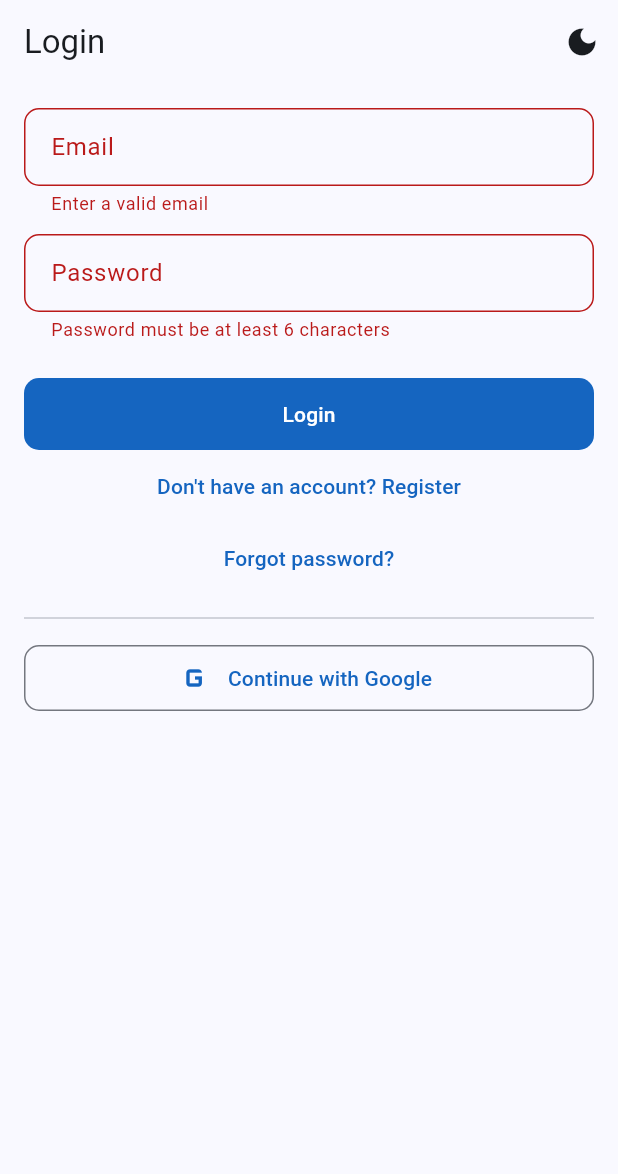
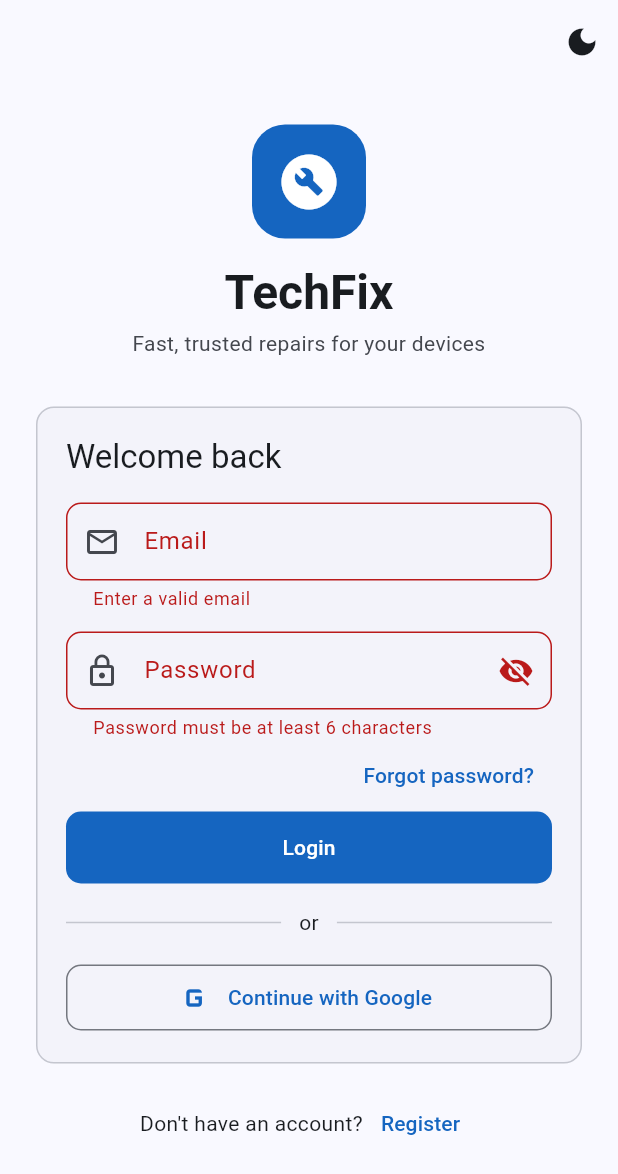
Before and after one commit to paazka24-cyber/techfix, a Flutter app: the screen it shows after launch, after a tap on "Login", on a phone screen of 412 x 824 dp. Shown: the top 1174 px of the screen. Run offline on Flutter 3.47's test engine with Material 3 defaults, Android fonts, the phone set to English and light mode, and no system bars; our stand-ins replace cloud_firestore, firebase_auth, firebase_core, firebase_messaging, flutter_riverpod, image_picker and 1 more; accounts and stored records are empty.

Commit message:
Add branded login and wide-screen layout

```diff
--- a/lib/main.dart
+++ b/lib/main.dart
@@ -26,6 +26,18 @@ class MyApp extends ConsumerWidget {
       theme: AppTheme.light(),
       darkTheme: AppTheme.dark(),
       themeMode: mode,
+      // Keep content in a centered column on wide screens (web/tablet)
+      builder: (context, child) {
+        return ColoredBox(
+          color: Theme.of(context).colorScheme.surfaceContainerLowest,
+          child: Center(
+            child: ConstrainedBox(
+              constraints: const BoxConstraints(maxWidth: 720),
+              child: child,
+            ),
+          ),
+        );
+      },
       home: const AuthGate(),
     );
   }
--- a/lib/screens/auth/login_screen.dart
+++ b/lib/screens/auth/login_screen.dart
@@ -2,6 +2,7 @@ import 'package:firebase_auth/firebase_auth.dart';
 import 'package:flutter/material.dart';
 import 'package:flutter_riverpod/flutter_riverpod.dart';
 import '../../providers/auth_providers.dart';
+import '../../widgets/brand_header.dart';
 import '../../widgets/theme_toggle_button.dart';
 import 'forgot_password_screen.dart';
 import 'register_screen.dart';
@@ -18,12 +19,18 @@ class _LoginScreenState extends ConsumerState<LoginScreen> {
   final _emailController = TextEditingController();
   final _passwordController = TextEditingController();
   bool _isLoading = false;
+  bool _hidePassword = true;
 
   @override
   void dispose() {
     _emailController.dispose();
     _passwordController.dispose();
     super.dispose();
+  }
+
+  void _snack(String msg) {
+    if (!mounted) return;
+    ScaffoldMessenger.of(context).showSnackBar(SnackBar(content: Text(msg)));
   }
 
   Future<void> _submit() async {
@@ -36,10 +43,7 @@ class _LoginScreenState extends ConsumerState<LoginScreen> {
             _passwordController.text,
           );
     } on FirebaseAuthException catch (e) {
-      if (!mounted) return;
-      ScaffoldMessenger.of(context).showSnackBar(
-        SnackBar(content: Text(_friendlyError(e.code))),
-      );
+      _snack(_friendlyError(e.code));
     } finally {
       if (mounted) setState(() => _isLoading = false);
     }
@@ -51,13 +55,15 @@ class _LoginScreenState extends ConsumerState<LoginScreen> {
       await ref.read(authRepositoryProvider).signInWithGoogle();
       ref.invalidate(appUserProvider);
     } on FirebaseAuthException catch (e) {
-      if (!mounted) return;
-      if (e.code != 'popup-closed-by-user' &&
-          e.code != 'cancelled-popup-request') {
-        ScaffoldMessenger.of(context).showSnackBar(
-          const SnackBar(content: Text('Google sign-in failed. Try again.')),
-        );
+      if (e.code == 'popup-closed-by-user' ||
+          e.code == 'cancelled-popup-request') {
+        return;
       }
+      debugPrint('GOOGLE ERROR: ${e.code} ${e.message}');
+      _snack('Google sign-in failed: ${e.code}');
+    } catch (e) {
+      debugPrint('GOOGLE ERROR: $e');
+      _snack('Google sign-in failed: $e');
     } finally {
       if (mounted) setState(() => _isLoading = false);
     }
@@ -82,71 +88,124 @@ class _LoginScreenState extends ConsumerState<LoginScreen> {
   Widget build(BuildContext context) {
     return Scaffold(
       appBar: AppBar(
-        title: const Text('Login'),
+        backgroundColor: Colors.transparent,
         actions: const [ThemeToggleButton()],
       ),
-      body: SingleChildScrollView(
-        padding: const EdgeInsets.all(16),
+      body: Center(
+        child: SingleChildScrollView(
+          padding: const EdgeInsets.fromLTRB(20, 0, 20, 24),
+          child: ConstrainedBox(
+            constraints: const BoxConstraints(maxWidth: 420),
+            child: Column(
+              mainAxisSize: MainAxisSize.min,
+              children: [
+                const BrandHeader(
+                  subtitle: 'Fast, trusted repairs for your devices',
+                ),
+                const SizedBox(height: 28),
+                Card(
+                  child: Padding(
+                    padding: const EdgeInsets.all(20),
                     child: Form(
                       key: _formKey,
                       child: Column(
+                        crossAxisAlignment: CrossAxisAlignment.stretch,
                         children: [
+                          Text('Welcome back',
+                              style: Theme.of(context).textTheme.titleLarge),
+                          const SizedBox(height: 16),
                           TextFormField(
                             controller: _emailController,
                             keyboardType: TextInputType.emailAddress,
-                decoration: const InputDecoration(labelText: 'Email'),
+                            decoration: const InputDecoration(
+                              labelText: 'Email',
+                              prefixIcon: Icon(Icons.email_outlined),
+                            ),
                             validator: (v) => (v == null || !v.contains('@'))
                                 ? 'Enter a valid email'
                                 : null,
                           ),
-              const SizedBox(height: 12),
+                          const SizedBox(height: 14),
                           TextFormField(
                             controller: _passwordController,
-                obscureText: true,
-                decoration: const InputDecoration(labelText: 'Password'),
+                            obscureText: _hidePassword,
+                            decoration: InputDecoration(
+                              labelText: 'Password',
+                              prefixIcon: const Icon(Icons.lock_outline),
+                              suffixIcon: IconButton(
+                                icon: Icon(_hidePassword
+                                    ? Icons.visibility_off
+                                    : Icons.visibility),
+                                onPressed: () => setState(
+                                    () => _hidePassword = !_hidePassword),
+                              ),
+                            ),
                             validator: (v) => (v == null || v.length < 6)
                                 ? 'Password must be at least 6 characters'
                                 : null,
                           ),
-              const SizedBox(height: 24),
-              SizedBox(
-                width: double.infinity,
-                child: FilledButton(
+                          Align(
+                            alignment: Alignment.centerRight,
+                            child: TextButton(
+                              onPressed: () => Navigator.push(
+                                context,
+                                MaterialPageRoute(
+                                    builder: (_) =>
+                                        const ForgotPasswordScreen()),
+                              ),
+                              child: const Text('Forgot password?'),
+                            ),
+                          ),
+                          FilledButton(
                             onPressed: _isLoading ? null : _submit,
                             child: _isLoading
                                 ? const SizedBox(
                                     height: 20,
                                     width: 20,
-                          child: CircularProgressIndicator(strokeWidth: 2),
+                                    child: CircularProgressIndicator(
+                                        strokeWidth: 2),
                                   )
                                 : const Text('Login'),
                           ),
+                          const SizedBox(height: 16),
+                          const Row(
+                            children: [
+                              Expanded(child: Divider()),
+                              Padding(
+                                padding: EdgeInsets.symmetric(horizontal: 12),
+                                child: Text('or'),
                               ),
-              TextButton(
-                onPressed: () => Navigator.push(
-                  context,
-                  MaterialPageRoute(builder: (_) => const RegisterScreen()),
+                              Expanded(child: Divider()),
+                            ],
                           ),
-                child: const Text("Don't have an account? Register"),
+                          const SizedBox(height: 16),
+                          OutlinedButton.icon(
+                            onPressed: _isLoading ? null : _google,
+                            icon: const Icon(Icons.g_mobiledata, size: 28),
+                            label: const Text('Continue with Google'),
                           ),
+                        ],
+                      ),
+                    ),
+                  ),
+                ),
+                const SizedBox(height: 12),
+                Row(
+                  mainAxisAlignment: MainAxisAlignment.center,
+                  children: [
+                    const Text("Don't have an account?"),
                     TextButton(
                       onPressed: () => Navigator.push(
                         context,
                         MaterialPageRoute(
-                      builder: (_) => const ForgotPasswordScreen()),
+                            builder: (_) => const RegisterScreen()),
                       ),
-                child: const Text('Forgot password?'),
-              ),
-              const Divider(height: 32),
-              SizedBox(
-                width: double.infinity,
-                child: OutlinedButton.icon(
-                  onPressed: _isLoading ? null : _google,
-                  icon: const Icon(Icons.g_mobiledata, size: 28),
-                  label: const Text('Continue with Google'),
-                ),
+                      child: const Text('Register'),
                     ),
                   ],
+                ),
+              ],
+            ),
           ),
         ),
       ),
--- a/lib/services/auth_service.dart
+++ b/lib/services/auth_service.dart
@@ -1,4 +1,5 @@
 import 'package:firebase_auth/firebase_auth.dart';
+import 'package:flutter/foundation.dart' show kIsWeb;
 
 class AuthService {
   final FirebaseAuth _auth = FirebaseAuth.instance;
@@ -32,6 +33,12 @@ class AuthService {
     await _auth.currentUser?.reload();
   }
 
-  Future<UserCredential> signInWithGoogle() =>
-      _auth.signInWithProvider(GoogleAuthProvider());
+  Future<UserCredential> signInWithGoogle() {
+    final provider = GoogleAuthProvider();
+    // Web uses a popup, Android/iOS use the native provider flow
+    if (kIsWeb) {
+      return _auth.signInWithPopup(provider);
+    }
+    return _auth.signInWithProvider(provider);
+  }
 }
--- /dev/null
+++ b/lib/widgets/brand_header.dart
@@ -0,0 +1,41 @@
+import 'package:flutter/material.dart';
+
+class BrandHeader extends StatelessWidget {
+  final String subtitle;
+  const BrandHeader({super.key, required this.subtitle});
+
+  @override
+  Widget build(BuildContext context) {
+    final scheme = Theme.of(context).colorScheme;
+    return Column(
+      children: [
+        Container(
+          width: 76,
+          height: 76,
+          decoration: BoxDecoration(
+            color: scheme.primary,
+            borderRadius: BorderRadius.circular(22),
+          ),
+          child: Icon(Icons.build_circle, size: 44, color: scheme.onPrimary),
+        ),
+        const SizedBox(height: 16),
+        Text(
+          'TechFix',
+          style: Theme.of(context)
+              .textTheme
+              .headlineLarge
+              ?.copyWith(fontWeight: FontWeight.bold),
+        ),
+        const SizedBox(height: 4),
+        Text(
+          subtitle,
+          textAlign: TextAlign.center,
+          style: Theme.of(context)
+              .textTheme
+              .bodyMedium
+              ?.copyWith(color: scheme.onSurfaceVariant),
+        ),
+      ],
+    );
+  }
+}
```
Lines whose indentation alone changed are shown as unchanged.
